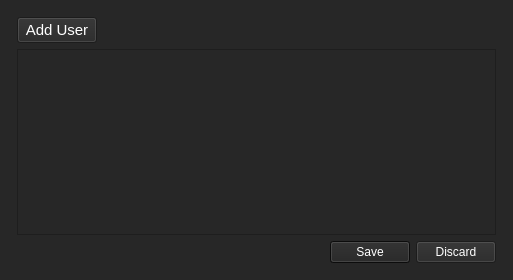
Above: outside/views_ui/UsersList_Dialog.ui from Outsider-corp/OutsideYT before the change. Below: the same form after it.
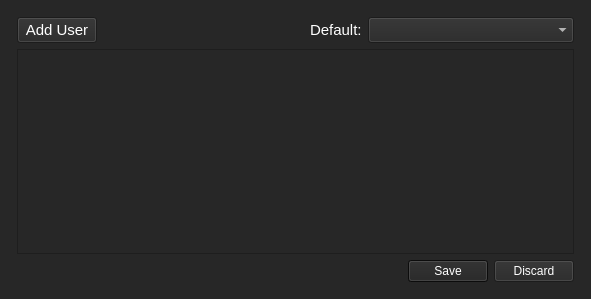
That is the form after the change.

Diff of the .ui file:
```diff
--- a/outside/views_ui/UsersList_Dialog.ui
+++ b/outside/views_ui/UsersList_Dialog.ui
@@ -6,8 +6,8 @@
    <rect>
     <x>0</x>
     <y>0</y>
-    <width>513</width>
-    <height>280</height>
+    <width>591</width>
+    <height>299</height>
    </rect>
   </property>
   <property name="sizePolicy">
@@ -22,6 +22,12 @@
     <height>200</height>
    </size>
   </property>
+  <property name="maximumSize">
+   <size>
+    <width>1000</width>
+    <height>600</height>
+   </size>
+  </property>
   <property name="baseSize">
    <size>
     <width>500</width>
@@ -39,6 +45,7 @@
   </property>
   <property name="styleSheet">
    <string notr="true">background-color: rgb(39, 39, 39);
+color: rgb(255, 255, 255);
 alternate-background-color: rgb(39, 39, 39);
 selection-background-color: rgb(15, 15, 15);</string>
   </property>
@@ -91,6 +98,35 @@
          </property>
         </spacer>
        </item>
+       <item>
+        <widget class="QLabel" name="label">
+         <property name="font">
+          <font>
+           <family>Arial</family>
+           <pointsize>11</pointsize>
+          </font>
+         </property>
+         <property name="text">
+          <string>Default:</string>
+         </property>
+        </widget>
+       </item>
+       <item>
+        <widget class="QComboBox" name="DefUser_ComboBox">
+         <property name="sizePolicy">
+          <sizepolicy hsizetype="Expanding" vsizetype="Fixed">
+           <horstretch>0</horstretch>
+           <verstretch>0</verstretch>
+          </sizepolicy>
+         </property>
+         <property name="font">
+          <font>
+           <family>Arial</family>
+           <pointsize>11</pointsize>
+          </font>
+         </property>
+        </widget>
+       </item>
       </layout>
      </item>
      <item>
@@ -98,7 +134,7 @@
        <property name="font">
         <font>
          <family>Arial</family>
-         <pointsize>12</pointsize>
+         <pointsize>14</pointsize>
         </font>
        </property>
       </widget>
```
